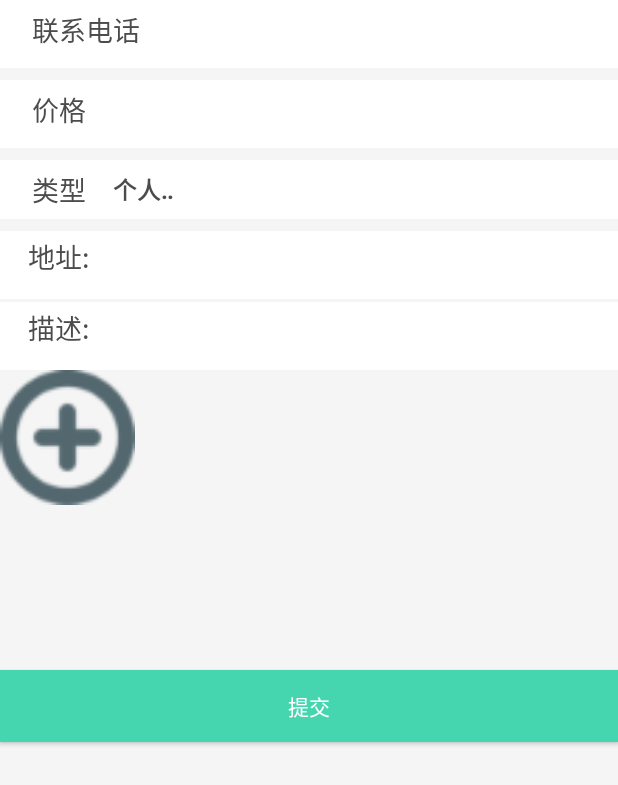
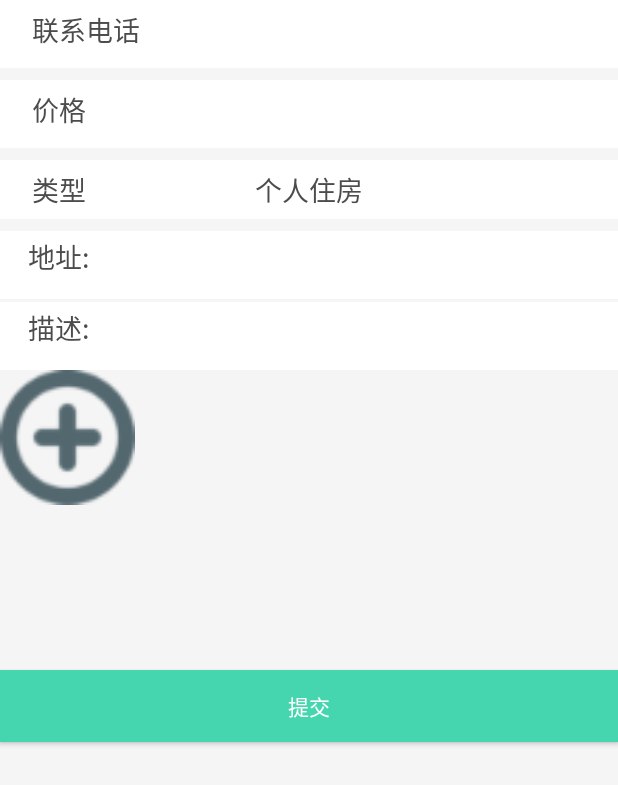
Before and after one commit to mengdaidai/living-where, an Android app: the fragment ReleaseHouseFragment shown on its own in the app's theme, on a phone screen of 412 x 824 dp. Shown: the top 785 px of the screen. Run offline under Robolectric (Android 15) with nearby library versions, the phone set to English and light mode, and no system bars; our stand-ins replace CircleImageView, Volley; 1 statement that could not run was skipped.

Commit message:
修改spider

```diff
--- a/src/main/java/com/example/lenovo/livingwhere/activity/LoginActivity.java
+++ b/src/main/java/com/example/lenovo/livingwhere/activity/LoginActivity.java
@@ -157,6 +157,7 @@ public class LoginActivity extends Activity implements View.OnClickListener {
                         if ("登陆成功".equals(user.getMessage())) {
                             Intent intent = new Intent(LoginActivity.this, MainActivity.class);
                             startActivity(intent);
+                            dialog.dismiss();
                             LoginActivity.this.finish();
                         }
                     }
--- a/src/main/java/com/example/lenovo/livingwhere/fragment/ReleaseHouseFragment.java
+++ b/src/main/java/com/example/lenovo/livingwhere/fragment/ReleaseHouseFragment.java
@@ -20,7 +20,6 @@ import android.widget.EditText;
 import android.widget.GridView;
 import android.widget.ImageView;
 import android.widget.SimpleAdapter;
-import android.widget.Spinner;
 import android.widget.TextView;
 import android.widget.Toast;
 
@@ -38,6 +37,7 @@ import com.example.lenovo.livingwhere.util.MyApplication;
 import com.example.lenovo.livingwhere.util.URI;
 import com.example.lenovo.livingwhere.view.DialogUtil;
 import com.example.lenovo.livingwhere.view.OnFragmentListener;
+import com.example.lenovo.livingwhere.view.PopWindow;
 import com.google.gson.Gson;
 import com.google.gson.reflect.TypeToken;
 
@@ -53,12 +53,11 @@ import java.util.Map;
 
 public class ReleaseHouseFragment extends Fragment {
     EditText phoneEdit, priceEdit, descripEdit, addressEdit;
-    Spinner typeSpinner;
     Button submit;
     GridView picGridView;
-    String[] spinnerStr = {"个人住房", "宾馆"};//房子类型
     OnFragmentListener mFragmentListener;
     Dialog dialog;
+    TextView tv_hometype;
 
     @Override
     public void onAttach(Activity activity) {
@@ -143,33 +142,40 @@ public class ReleaseHouseFragment extends Fragment {
         //sizeEdit = (EditText) view.findViewById(R.id.release_house_size);
         descripEdit = (EditText) view.findViewById(R.id.release_house_description);
         addressEdit = (EditText) view.findViewById(R.id.release_house_address);
-        typeSpinner = (Spinner) view.findViewById(R.id.release_house_type);
+        tv_hometype = (TextView) view.findViewById(R.id.release_house_type);
         submit = (Button) view.findViewById(R.id.release_house_submit);
         picGridView = (GridView) view.findViewById(R.id.release_house_grid_view);
-        //将可选内容与ArrayAdapter连接起来
-        adapter = new ArrayAdapter<String>(getActivity(), R.layout.myspinner, spinnerStr);
-        //设置下拉列表的风格
-        adapter.setDropDownViewResource(android.R.layout.simple_spinner_dropdown_item);
-        //将adapter 添加到spinner中
-        typeSpinner.setAdapter(adapter);
-        //添加事件Spinner事件监听
-        typeSpinner.setOnItemSelectedListener(new AdapterView.OnItemSelectedListener() {
+        tv_hometype.setOnClickListener(new View.OnClickListener() {
             @Override
-            public void onItemSelected(AdapterView<?> parent, View view, int position, long id) {
-                type = position;
-                TextView tv = (TextView) view;
-
-                tv.setTextSize(16.0f);    //设置大小
-
-                tv.setGravity(android.view.Gravity.CENTER_HORIZONTAL);   //设置居中
-            }
-
-            @Override
-            public void onNothingSelected(AdapterView<?> parent) {
+            public void onClick(View v) {
+                PopWindow popWindow = new PopWindow(v.getContext(), tv_hometype);
+                popWindow.showPopupWindow(tv_hometype);
             }
         });
-        //设置默认值
-        typeSpinner.setVisibility(View.VISIBLE);
+        //将可选内容与ArrayAdapter连接起来
+        //  adapter = new ArrayAdapter<String>(getActivity(), R.layout.myspinner, spinnerStr);
+        //设置下拉列表的风格
+        // adapter.setDropDownViewResource(android.R.layout.simple_spinner_dropdown_item);
+        //将adapter 添加到spinner中
+        // typeSpinner.setAdapter(adapter);
+        //添加事件Spinner事件监听
+        // typeSpinner.setOnItemSelectedListener(new AdapterView.OnItemSelectedListener() {
+//            @Override
+//            public void onItemSelected(AdapterView<?> parent, View view, int position, long id) {
+//                type = position;
+//                TextView tv = (TextView) view;
+//
+//                tv.setTextSize(16.0f);    //设置大小
+//
+//                tv.setGravity(android.view.Gravity.CENTER_HORIZONTAL);   //设置居中
+//            }
+//
+//            @Override
+//            public void onNothingSelected(AdapterView<?> parent) {
+//            }
+//        });
+//        //设置默认值
+//        typeSpinner.setVisibility(View.VISIBLE);
 
         Bitmap bmp = BitmapFactory.decodeResource(getResources(), R.drawable.comment_plus_64px);
         imageItem = new ArrayList<HashMap<String, Object>>();
@@ -202,7 +208,11 @@ public class ReleaseHouseFragment extends Fragment {
             // sizeEdit.setText(String.valueOf(mHouse.getSize()));
             descripEdit.setText(mHouse.getDescription());
             addressEdit.setText(mHouse.getAddress());
-            typeSpinner.setSelection(mHouse.getType());
+            // typeSpinner.setSelection(mHouse.getType());
+            if (mHouse.getType() == 0)
+                tv_hometype.setText("个人住房");
+            else if (mHouse.getType() == 1)
+                tv_hometype.setText("宾馆酒店");
             Gson gson = new Gson();
             final List<String> picsUrl = gson.fromJson(mHouse.getPictures(), new TypeToken<List<String>>() {
             }.getType());
@@ -267,7 +277,7 @@ public class ReleaseHouseFragment extends Fragment {
         submit.setOnClickListener(new View.OnClickListener() {
             @Override
             public void onClick(View v) {
-                dialog = DialogUtil.createLoadingDialog(getActivity(),"正在提交");
+                dialog = DialogUtil.createLoadingDialog(getActivity(), "正在提交");
                 dialog.show();
 
                 for (HashMap map1 : imageItem) {
@@ -299,9 +309,9 @@ public class ReleaseHouseFragment extends Fragment {
                                 @Override
                                 public void onResponse(String response) {
                                     dialog.cancel();
-                                    if(response.equals("操作成功")||response.equals("无法访问"))
-                                        Toast.makeText(getActivity(),response,Toast.LENGTH_LONG).show();
-                                    else{
+                                    if (response.equals("操作成功") || response.equals("无法访问"))
+                                        Toast.makeText(getActivity(), response, Toast.LENGTH_LONG).show();
+                                    else {
                                         Gson gson = new Gson();
                                         Houses house = gson.fromJson(response, Houses.class);
                                         i = 1;
@@ -320,6 +330,7 @@ public class ReleaseHouseFragment extends Fragment {
                     } else {//图片来自网络
                         ImageRequest request = new ImageRequest(URI.HousesPic + (String) map1.get("url"), new Response.Listener<Bitmap>() {
                             int mi = i;
+
                             @Override
                             public void onResponse(Bitmap response) {
                                 formImageList.add(new FormImage(response, picNameModel + (mi - 1), "住房图" + (mi - 1) + ".jpg", "image/jpg"));
@@ -340,9 +351,9 @@ public class ReleaseHouseFragment extends Fragment {
                                     PostUploadRequest uploadRequest = new PostUploadRequest(url, formImageList, map, new Response.Listener<String>() {
                                         @Override
                                         public void onResponse(String response) {
-                                            if(response.equals("操作成功")||response.equals("无法访问"))
+                                            if (response.equals("操作成功") || response.equals("无法访问"))
                                                 Toast.makeText(getActivity(), response, Toast.LENGTH_LONG).show();
-                                            else{
+                                            else {
                                                 Gson gson = new Gson();
                                                 Houses house = gson.fromJson(response, Houses.class);
                                                 i = 1;
--- a/src/main/res/layout/fragment_release_horse.xml
+++ b/src/main/res/layout/fragment_release_horse.xml
@@ -22,6 +22,7 @@
             android:text="联系电话"
             android:textColor="@color/color_black"
             android:textSize="18sp" />
+
         <EditText
             android:id="@+id/release_house_phone"
             android:layout_width="match_parent"
@@ -82,13 +83,16 @@
             android:textSize="18sp" />
 
 
-        <Spinner
+        <TextView
             android:id="@+id/release_house_type"
             android:layout_width="wrap_content"
             android:layout_height="wrap_content"
             android:layout_centerHorizontal="true"
             android:layout_centerVertical="true"
-            android:layout_toRightOf="@+id/tv_type" />
+            android:padding="3dp"
+            android:text="个人住房"
+            android:textColor="@color/color_black"
+            android:textSize="18sp" />
 
     </RelativeLayout>
 
@@ -125,8 +129,8 @@
         android:id="@+id/layout_description"
         android:layout_width="match_parent"
         android:layout_height="wrap_content"
+        android:layout_below="@+id/layout_tele"
         android:layout_marginTop="2dp"
-        android:layout_below="@+id/layout_tele"
         android:background="@color/color_white">
 
         <TextView
--- a/src/main/res/values/styles.xml
+++ b/src/main/res/values/styles.xml
@@ -3,6 +3,10 @@
     <!-- Base application theme. -->
     <style name="AppTheme" parent="Theme.AppCompat.Light.DarkActionBar">
         <!-- Customize your theme here. -->
+    </style>
+    <style name="AnimationPreview">
+        <item name="android:windowEnterAnimation">@anim/fade_in</item>
+        <item name="android:windowExitAnimation">@anim/fade_out</item>
     </style>
 
     <style name="MyDialogStyle">
```
Also changed, not shown: src/main/java/com/example/lenovo/livingwhere/util/AndTools.java (+56 -38 lines), src/main/java/com/example/lenovo/livingwhere/view/PopWindow.java (added, +77 -0 lines), src/main/res/anim/fade_in.xml (added, +11 -0 lines), src/main/res/anim/fade_out.xml (added, +11 -0 lines), src/main/res/layout/popup_dialog.xml (added, +40 -0 lines), 1 other file.
